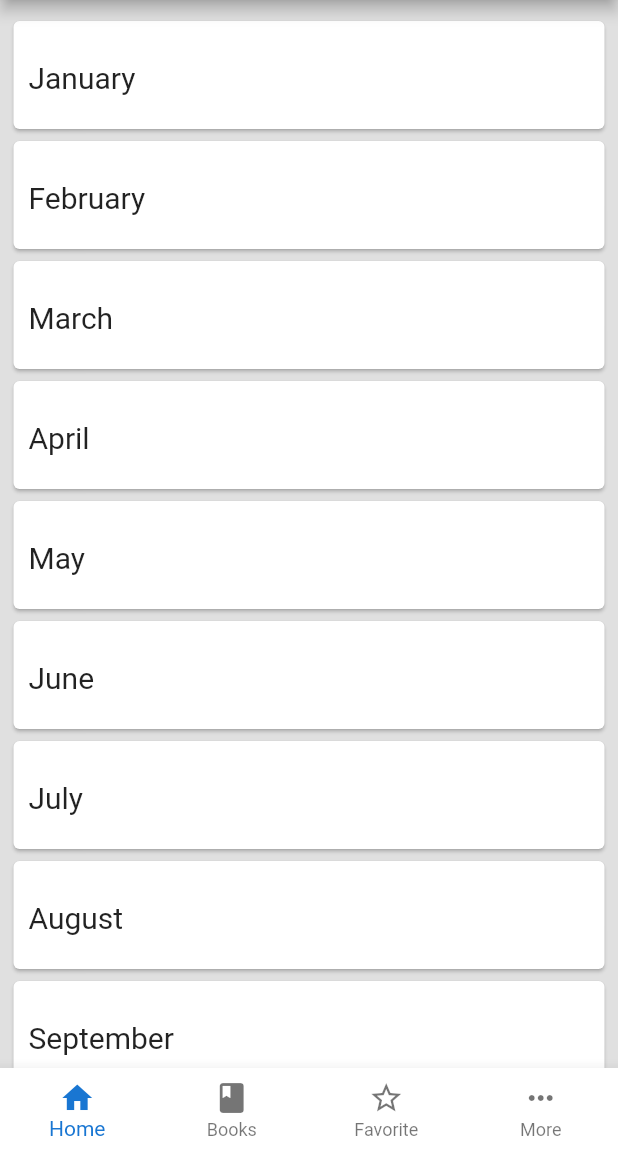
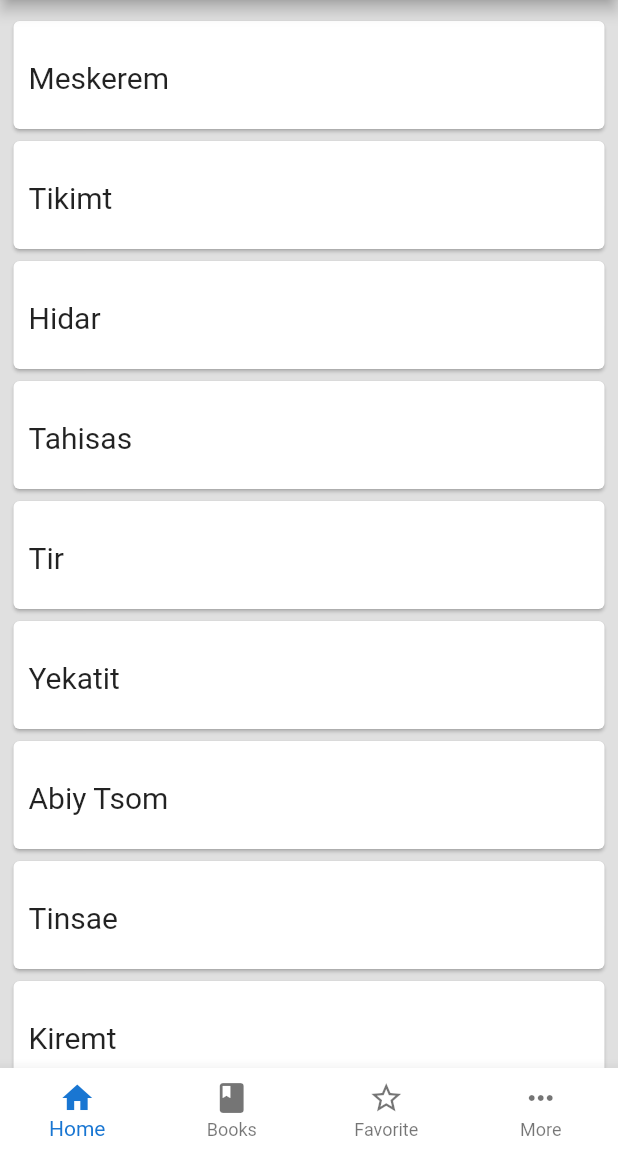
Before and after one commit to YemaneZewdu/psalmody_app, a Flutter app: the screen it shows after launch, on a phone screen of 412 x 824 dp, the part 84-1236 px from its top. Run offline on Flutter 3.47's test engine with Material 2 defaults, Android fonts, the phone set to English and light mode, and no system bars; our stand-ins replace cached_network_image, connectivity, shared_preferences; missing offline and left inert: flutter_webview_plugin.

```diff
--- a/lib/view/home_list_screen.dart
+++ b/lib/view/home_list_screen.dart
@@ -3,18 +3,15 @@ import 'package:psalmody/view/month_mezmur_list_screen.dart';
 
 class HomeListScreen extends StatelessWidget {
   final _months = [
-    "January",
-    "February",
-    "March",
-    "April",
-    "May",
-    "June",
-    "July",
-    "August",
-    "September",
-    "October",
-    "November",
-    "December"
+    "Meskerem",
+    "Tikimt",
+    "Hidar",
+    "Tahisas",
+    "Tir",
+    "Yekatit",
+    "Abiy Tsom",
+    "Tinsae",
+    "Kiremt"
   ];
 
   @override
--- a/pubspec.yaml
+++ b/pubspec.yaml
@@ -20,7 +20,7 @@ dependencies:
   flutter:
     sdk: flutter
   flutter_webview_plugin: ^0.3.8
-  cached_network_image: ^1.1.2
+  cached_network_image: ^2.0.0-rc
   transparent_image: ^1.0.0
   # The following adds the Cupertino Icons font to your application.
   # Use with the CupertinoIcons class for iOS style icons.
@@ -29,6 +29,7 @@ dependencies:
   connectivity: ^0.4.5+6
   url_launcher: ^5.2.7
   extended_image: ^0.6.9
+  shared_preferences: ^0.5.6+3
 
 dev_dependencies:
   flutter_test:
```
Also changed, not shown: assets/mezmurs.json (+1 -60 lines), lib/view/audio_player_screen.dart (+56 -25 lines), pubspec.lock, 2 other files.
